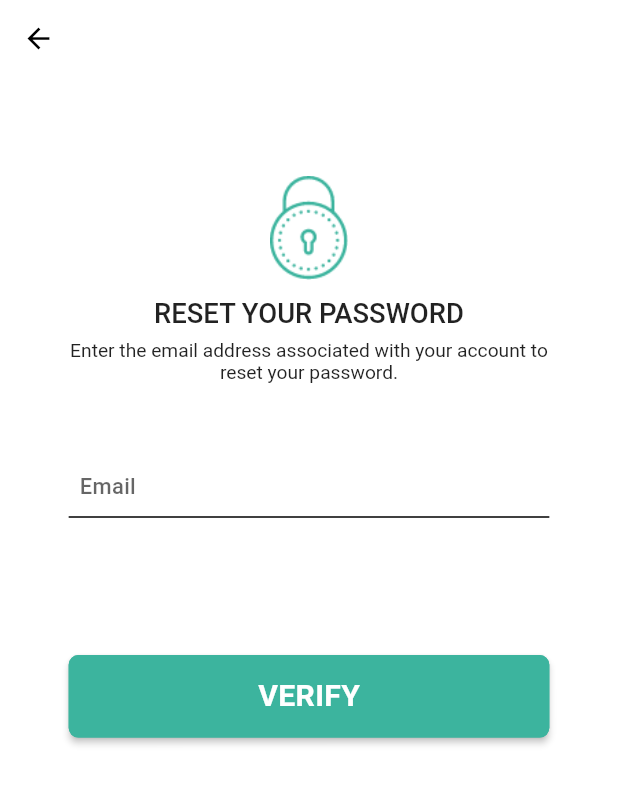
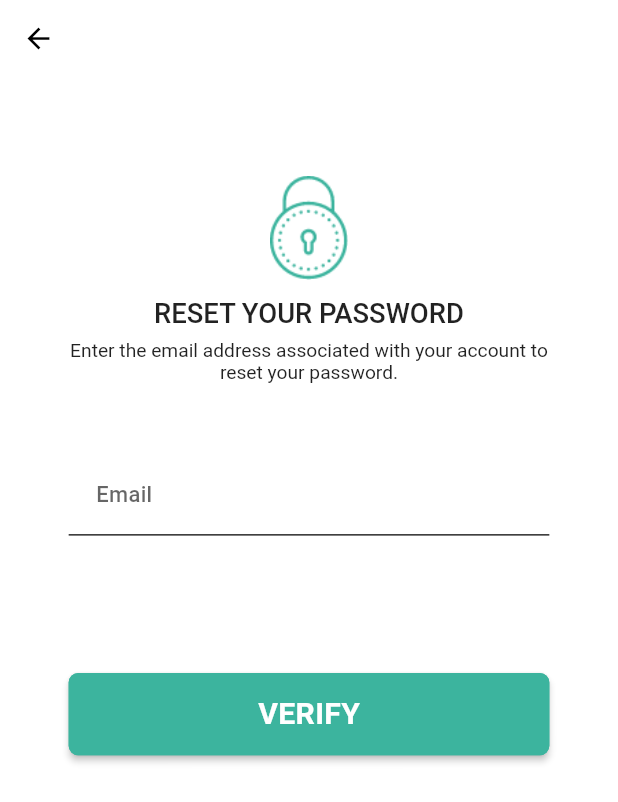
Before and after one commit to Najah-Dot-Com/sporti_mobile, a Flutter app: the ForgetPasswordView screen opened directly, on a phone screen of 412 x 824 dp. Shown: the top 802 px of the screen. Run offline on Flutter 3.47's test engine with Material 2 defaults, Android fonts, the phone set to English and light mode, and no system bars; drawn by our look-alikes of auto_size_text; our stand-ins replace cached_network_image, dio, get, logger, responsive_framework, shared_preferences; accounts and stored records are empty; Roboto replaces fonts that are missing (Montserrat).

Commit message:
edit sportiTextField

```diff
--- a/lib/feature/view/appwidget/sportiTextField.dart
+++ b/lib/feature/view/appwidget/sportiTextField.dart
@@ -1,4 +1,5 @@
 import 'package:flutter/material.dart';
+import 'package:sporti/util/app_dimen.dart';
 import '../../../util/app_color.dart';
 import '../../../util/app_font.dart';
 
@@ -28,6 +29,7 @@ class SportiTextField extends StatelessWidget {
           ? TextAlign.left
           : TextAlign.left, //TODO: dependes on language
       decoration: InputDecoration(
+          contentPadding: const EdgeInsets.all(AppPadding.p20),
           hintTextDirection: hint!.contains('a') == true
               ? TextDirection.ltr
               : TextDirection.rtl, //TODO: dependes on language
@@ -45,7 +47,8 @@ class SportiTextField extends StatelessWidget {
           ),
           hintText: hint,
           hintStyle: const TextStyle(fontSize: AppFontSize.s16),
-          prefixIcon: isforPass == true ? IconButton(
+          prefixIcon: isforPass == true
+              ? IconButton(
                   icon: Icon(
                     Icons.remove_red_eye_rounded,
                     color: eyeIconColor,
@@ -58,9 +61,8 @@ class SportiTextField extends StatelessWidget {
                         ? Icons.remove_red_eye_rounded
                         : Colors.grey;
                   },
-              ):null
-
-          ),
+                )
+              : null),
     );
   }
 }
--- a/lib/main.dart
+++ b/lib/main.dart
@@ -3,6 +3,7 @@ import 'package:get/get.dart';
 import 'package:responsive_framework/responsive_wrapper.dart';
 import 'package:responsive_framework/utils/scroll_behavior.dart';
 import 'package:sporti/feature/view/views/auth_login/auth_login_view.dart';
+import 'package:sporti/util/app_strings.dart';
 import 'package:sporti/util/app_theme.dart';
 import 'feature/view/views/auth_forgetpassword/auth_forgetpassword_view.dart';
 import 'feature/view/views/auth_resetpassword/auth_resetpassword_view.dart';
@@ -30,11 +31,11 @@ class _MyAppState extends State<MyApp> {
   @override
   Widget build(BuildContext context) {
     return GetMaterialApp(
-      home:   SignupView(),//test screens ForgetPasswordView LoginView ResetPasswordView SignupView
+      home:   LoginView(),//test screens ForgetPasswordView LoginView ResetPasswordView SignupView
       debugShowCheckedModeBanner: false,
       enableLog: true,
       defaultTransition: Transition.native,
-      title: 'Sporti',
+      title: AppStrings.appTitle,
       locale:LocalizationService.localeEn,
       fallbackLocale: LocalizationService.fallbackLocale,
       translations: LocalizationService(),
--- a/lib/util/app_strings.dart
+++ b/lib/util/app_strings.dart
@@ -1,4 +1,5 @@
 class AppStrings {
+  static const String appTitle = "Sporti";
   static const String hello = "! مرحبا";
   static const String chooseLanguage = "اختر اللغة";
   static const String username = "username"; // "username" اسم المستخدم
```
Lines whose indentation alone changed are shown as unchanged.
